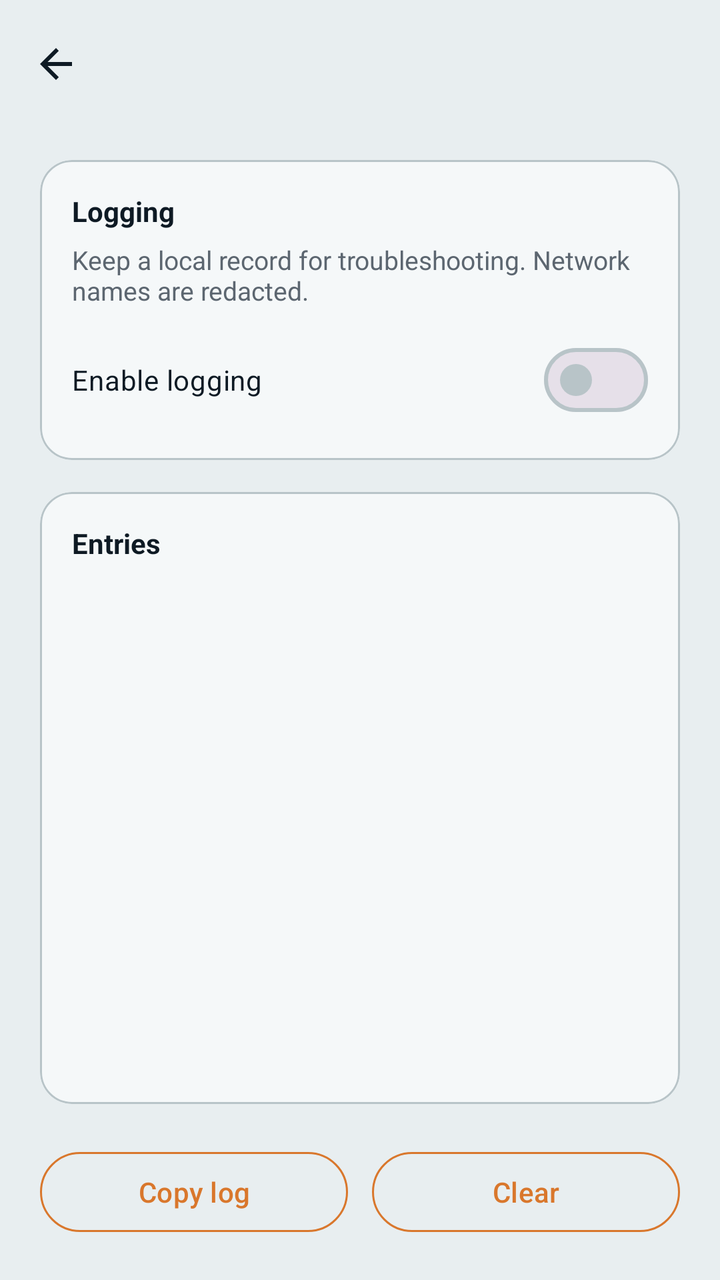
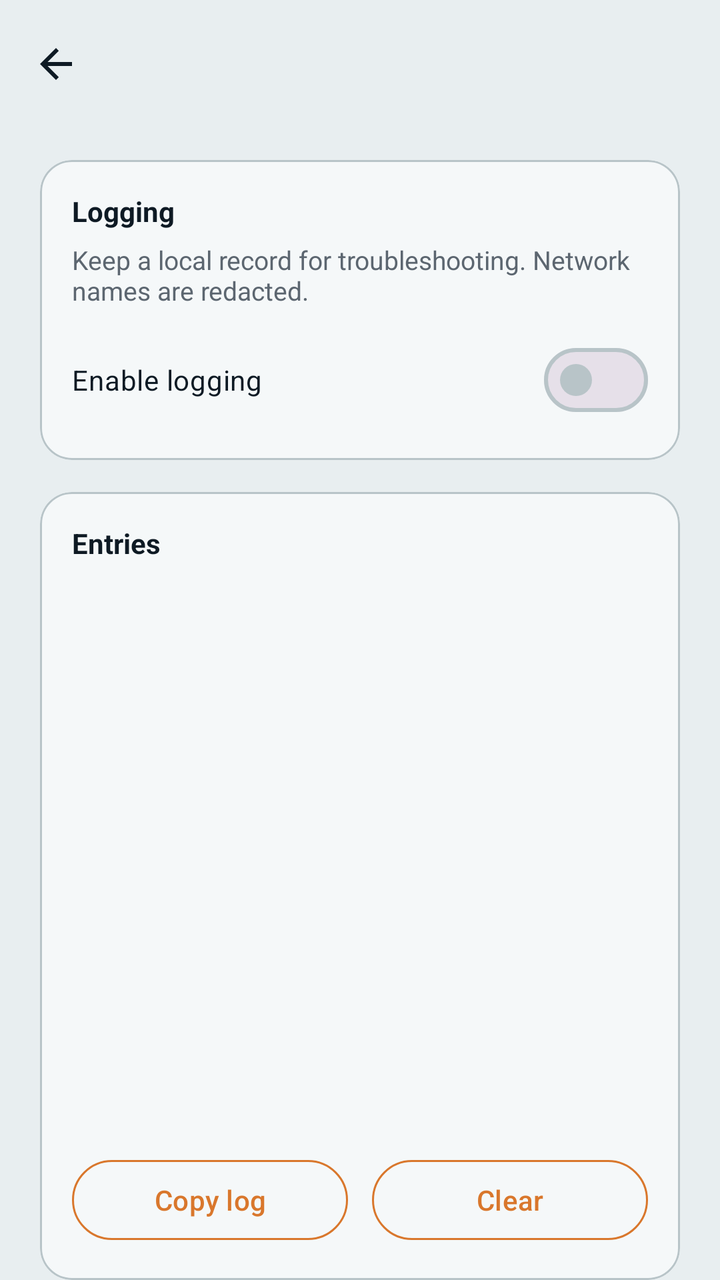

Two renders of the same Android screen: before a commit and after it. Below are the layout's source before the change and the commit's diff.
<!-- AndroidManifest.xml: application theme Theme.WirePilot -->
<!-- res/layout/activity_log_detail.xml -->
<?xml version="1.0" encoding="utf-8"?>
<LinearLayout xmlns:android="http://schemas.android.com/apk/res/android"
  xmlns:app="http://schemas.android.com/apk/res-auto"
  android:id="@+id/screenRoot"
  android:layout_width="match_parent"
  android:layout_height="match_parent"
  android:background="@color/surface"
  android:orientation="vertical">

  <com.google.android.material.appbar.MaterialToolbar
    android:id="@+id/logDetailToolbar"
    android:layout_width="match_parent"
    android:layout_height="wrap_content"
    android:background="@color/surface"
    app:navigationIcon="?attr/homeAsUpIndicator"
    app:navigationIconTint="@color/on_surface"
    app:titleTextColor="@color/on_surface" />

  <com.google.android.material.card.MaterialCardView
    android:layout_width="match_parent"
    android:layout_height="wrap_content"
    android:layout_marginHorizontal="20dp"
    android:layout_marginTop="16dp"
    app:cardBackgroundColor="@color/surface_card"
    app:cardCornerRadius="16dp"
    app:cardElevation="0dp"
    app:strokeColor="@color/outline"
    app:strokeWidth="1dp">

    <LinearLayout
      android:layout_width="match_parent"
      android:layout_height="wrap_content"
      android:orientation="vertical"
      android:padding="16dp">

      <TextView
        android:layout_width="match_parent"
        android:layout_height="wrap_content"
        android:text="@string/logging_enabled"
        android:textColor="@color/on_surface"
        android:textStyle="bold" />

      <TextView
        android:layout_width="match_parent"
        android:layout_height="wrap_content"
        android:layout_marginTop="6dp"
        android:text="@string/logging_section_hint"
        android:textColor="@color/on_surface_muted"
        android:textSize="13sp" />

      <com.google.android.material.materialswitch.MaterialSwitch
        android:id="@+id/loggingSwitch"
        android:layout_width="match_parent"
        android:layout_height="wrap_content"
        android:layout_marginTop="12dp"
        android:text="@string/enable_logging"
        android:textColor="@color/on_surface" />
    </LinearLayout>
  </com.google.android.material.card.MaterialCardView>

  <com.google.android.material.card.MaterialCardView
    android:layout_width="match_parent"
    android:layout_height="0dp"
    android:layout_marginHorizontal="20dp"
    android:layout_marginTop="16dp"
    android:layout_weight="1"
    app:cardBackgroundColor="@color/surface_card"
    app:cardCornerRadius="16dp"
    app:cardElevation="0dp"
    app:strokeColor="@color/outline"
    app:strokeWidth="1dp">

    <LinearLayout
      android:layout_width="match_parent"
      android:layout_height="match_parent"
      android:orientation="vertical"
      android:padding="16dp">

      <TextView
        android:layout_width="match_parent"
        android:layout_height="wrap_content"
        android:text="@string/log_entries"
        android:textColor="@color/on_surface"
        android:textStyle="bold" />

      <androidx.core.widget.NestedScrollView
        android:layout_width="match_parent"
        android:layout_height="0dp"
        android:layout_marginTop="12dp"
        android:layout_weight="1"
        android:fillViewport="true"
        android:scrollbars="vertical">

        <HorizontalScrollView
          android:layout_width="match_parent"
          android:layout_height="wrap_content"
          android:fillViewport="true"
          android:scrollbars="horizontal">

          <TextView
            android:id="@+id/logPreview"
            android:layout_width="wrap_content"
            android:layout_height="wrap_content"
            android:fontFamily="monospace"
            android:textColor="@color/on_surface_muted"
            android:textIsSelectable="true"
            android:textSize="12sp" />
        </HorizontalScrollView>
      </androidx.core.widget.NestedScrollView>
    </LinearLayout>
  </com.google.android.material.card.MaterialCardView>

  <LinearLayout
    android:layout_width="match_parent"
    android:layout_height="wrap_content"
    android:layout_margin="20dp"
    android:orientation="horizontal">

    <com.google.android.material.button.MaterialButton
      android:id="@+id/copyLogButton"
      style="@style/Widget.WirePilot.Button.Outlined"
      android:layout_width="0dp"
      android:layout_height="wrap_content"
      android:layout_marginEnd="6dp"
      android:layout_weight="1"
      android:text="@string/copy_log" />

    <com.google.android.material.button.MaterialButton
      android:id="@+id/clearLogButton"
      style="@style/Widget.WirePilot.Button.Outlined"
      android:layout_width="0dp"
      android:layout_height="wrap_content"
      android:layout_marginStart="6dp"
      android:layout_weight="1"
      android:text="@string/clear_log" />
  </LinearLayout>
</LinearLayout>
<!-- resources referenced by this layout -->
<resources>
  <color name="on_surface">#0E1A24</color>
  <color name="on_surface_muted">#5C6670</color>
  <color name="outline">#B8C4C8</color>
  <color name="surface">#E8EEF0</color>
  <color name="surface_card">#F5F8F9</color>
  <string name="clear_log">Clear</string>
  <string name="copy_log">Copy log</string>
  <string name="enable_logging">Enable logging</string>
  <string name="log_entries">Entries</string>
  <string name="logging_enabled">Logging</string>
  <string name="logging_section_hint">Keep a local record for troubleshooting. Network names are redacted.</string>
  <style name="Widget.WirePilot.Button.Outlined" parent="Widget.Material3.Button.OutlinedButton">
      <item name="strokeColor">@color/copper</item>
      <item name="android:textColor">@color/copper</item>
      <item name="iconTint">@color/copper</item>
      <item name="rippleColor">@color/copper</item>
    </style>
  <style name="Theme.WirePilot" parent="Theme.Material3.DayNight.NoActionBar">
      <item name="colorPrimary">@color/primary</item>
      <item name="colorOnPrimary">@color/on_primary</item>
      <item name="colorPrimaryContainer">@color/primary_container</item>
      <item name="colorOnPrimaryContainer">@color/on_primary_container</item>
      <item name="colorSecondary">@color/secondary</item>
      <item name="colorOnSecondary">@color/on_secondary</item>
      <item name="colorSecondaryContainer">@color/secondary_container</item>
      <item name="colorOnSecondaryContainer">@color/on_secondary_container</item>
      <item name="colorTertiary">@color/secondary</item>
      <item name="colorOnTertiary">@color/on_secondary</item>
      <item name="colorTertiaryContainer">@color/secondary_container</item>
      <item name="colorOnTertiaryContainer">@color/on_secondary_container</item>
      <item name="colorOutline">@color/outline</item>
      <item name="colorControlNormal">@color/on_surface</item>
      <item name="android:colorBackground">@color/surface</item>
      <item name="colorSurface">@color/surface_card</item>
      <item name="colorOnSurface">@color/on_surface</item>
      <item name="android:windowBackground">@color/surface</item>
      <item name="android:statusBarColor">@color/surface</item>
      <item name="android:navigationBarColor">@color/surface</item>
      <item name="android:windowLightStatusBar">true</item>
      <item name="android:windowTranslucentStatus">false</item>
      <item name="android:windowDrawsSystemBarBackgrounds">true</item>
      <item name="materialButtonOutlinedStyle">@style/Widget.WirePilot.Button.Outlined</item>
    </style>
  <color name="copper">#D9772C</color>
  <color name="primary">#D9772C</color>
  <color name="on_primary">#F5F8F9</color>
  <color name="primary_container">#E2CDB8</color>
  <color name="on_primary_container">#0E1A24</color>
  <color name="secondary">#2A9D8F</color>
  <color name="on_secondary">#F5F8F9</color>
  <color name="secondary_container">#CDE8E3</color>
  <color name="on_secondary_container">#0E1A24</color>
</resources>

<!-- the commit's change to res/layout/activity_log_detail.xml (unified diff, before → after) -->
@@ -107,31 +107,31 @@
             android:textSize="12sp" />
         </HorizontalScrollView>
       </androidx.core.widget.NestedScrollView>
+
+      <LinearLayout
+        android:layout_width="match_parent"
+        android:layout_height="wrap_content"
+        android:layout_marginTop="12dp"
+        android:orientation="horizontal">
+
+        <com.google.android.material.button.MaterialButton
+          android:id="@+id/copyLogButton"
+          style="@style/Widget.WirePilot.Button.Outlined"
+          android:layout_width="0dp"
+          android:layout_height="wrap_content"
+          android:layout_marginEnd="6dp"
+          android:layout_weight="1"
+          android:text="@string/copy_log" />
+
+        <com.google.android.material.button.MaterialButton
+          android:id="@+id/clearLogButton"
+          style="@style/Widget.WirePilot.Button.Outlined"
+          android:layout_width="0dp"
+          android:layout_height="wrap_content"
+          android:layout_marginStart="6dp"
+          android:layout_weight="1"
+          android:text="@string/clear_log" />
+      </LinearLayout>
     </LinearLayout>
   </com.google.android.material.card.MaterialCardView>
-
-  <LinearLayout
-    android:layout_width="match_parent"
-    android:layout_height="wrap_content"
-    android:layout_margin="20dp"
-    android:orientation="horizontal">
-
-    <com.google.android.material.button.MaterialButton
-      android:id="@+id/copyLogButton"
-      style="@style/Widget.WirePilot.Button.Outlined"
-      android:layout_width="0dp"
-      android:layout_height="wrap_content"
-      android:layout_marginEnd="6dp"
-      android:layout_weight="1"
-      android:text="@string/copy_log" />
-
-    <com.google.android.material.button.MaterialButton
-      android:id="@+id/clearLogButton"
-      style="@style/Widget.WirePilot.Button.Outlined"
-      android:layout_width="0dp"
-      android:layout_height="wrap_content"
-      android:layout_marginStart="6dp"
-      android:layout_weight="1"
-      android:text="@string/clear_log" />
-  </LinearLayout>
 </LinearLayout>
